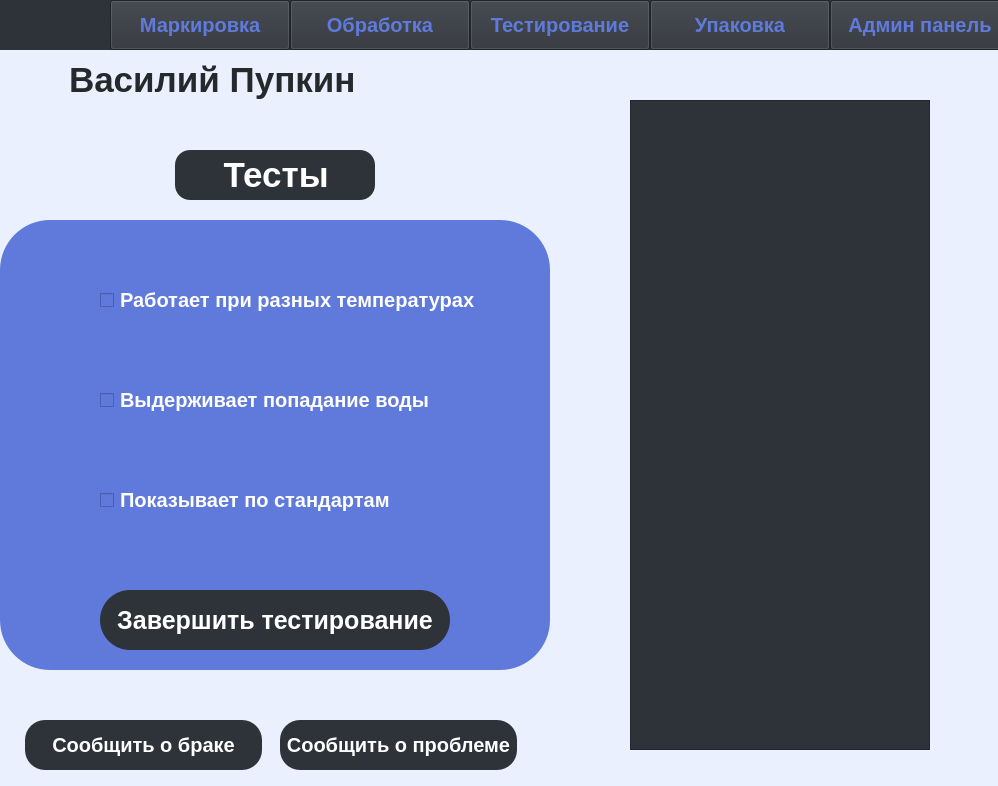
Old version of the form GUI/Tests.ui in the repository damirian174/RFID-marks.
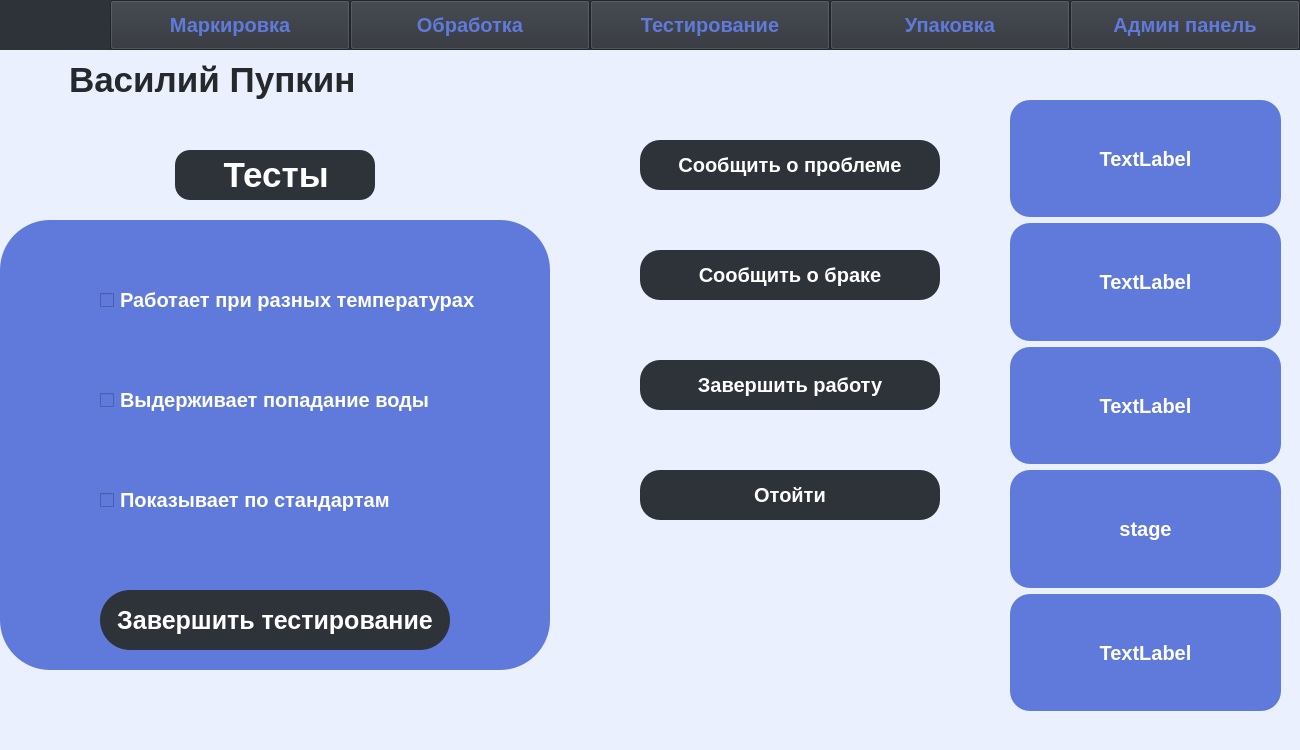
New version of the form. Icons and pictures are not drawn.

Patch:
```diff
--- a/GUI/Tests.ui
+++ b/GUI/Tests.ui
@@ -6,8 +6,8 @@
    <rect>
     <x>0</x>
     <y>0</y>
-    <width>998</width>
-    <height>786</height>
+    <width>1300</width>
+    <height>750</height>
    </rect>
   </property>
   <property name="windowTitle">
@@ -96,26 +96,6 @@
         <string>     Тесты</string>
        </property>
       </widget>
-      <widget class="QPushButton" name="pushButton_3">
-       <property name="geometry">
-        <rect>
-         <x>25</x>
-         <y>600</y>
-         <width>237</width>
-         <height>50</height>
-        </rect>
-       </property>
-       <property name="styleSheet">
-        <string notr="true">background-color: #2E3239;
-color: rgb(255, 255, 255);
-border-radius: 20px;
-font: 20px;
-font-weight: 700;</string>
-       </property>
-       <property name="text">
-        <string>Сообщить о браке</string>
-       </property>
-      </widget>
       <widget class="QWidget" name="widget_7" native="true">
        <property name="geometry">
         <rect>
@@ -201,26 +181,6 @@
         </property>
        </widget>
       </widget>
-      <widget class="QPushButton" name="pushButton_4">
-       <property name="geometry">
-        <rect>
-         <x>280</x>
-         <y>600</y>
-         <width>237</width>
-         <height>50</height>
-        </rect>
-       </property>
-       <property name="styleSheet">
-        <string notr="true">background-color: #2E3239;
-color: rgb(255, 255, 255);
-border-radius: 20px;
-font: 20px;
-font-weight: 700;</string>
-       </property>
-       <property name="text">
-        <string>Сообщить о проблеме</string>
-       </property>
-      </widget>
      </widget>
     </widget>
     <widget class="QWidget" name="widget_4" native="true">
@@ -232,17 +192,84 @@
        <height>750</height>
       </rect>
      </property>
-     <widget class="QTableView" name="tableView">
+     <widget class="QPushButton" name="pushButton_9">
       <property name="geometry">
        <rect>
-        <x>80</x>
-        <y>50</y>
+        <x>90</x>
+        <y>310</y>
         <width>300</width>
-        <height>650</height>
+        <height>50</height>
        </rect>
       </property>
       <property name="styleSheet">
-       <string notr="true">background-color: #2E3239;</string>
+       <string notr="true">background-color: #2E3239;
+color: rgb(255, 255, 255);
+border-radius: 20px;
+font: 20px;
+font-weight: 700;</string>
+      </property>
+      <property name="text">
+       <string>Завершить работу</string>
+      </property>
+     </widget>
+     <widget class="QPushButton" name="pushButton_4">
+      <property name="geometry">
+       <rect>
+        <x>90</x>
+        <y>90</y>
+        <width>300</width>
+        <height>50</height>
+       </rect>
+      </property>
+      <property name="styleSheet">
+       <string notr="true">background-color: #2E3239;
+color: rgb(255, 255, 255);
+border-radius: 20px;
+font: 20px;
+font-weight: 700;</string>
+      </property>
+      <property name="text">
+       <string>Сообщить о проблеме</string>
+      </property>
+     </widget>
+     <widget class="QPushButton" name="pushButton_3">
+      <property name="geometry">
+       <rect>
+        <x>90</x>
+        <y>200</y>
+        <width>300</width>
+        <height>50</height>
+       </rect>
+      </property>
+      <property name="styleSheet">
+       <string notr="true">background-color: #2E3239;
+color: rgb(255, 255, 255);
+border-radius: 20px;
+font: 20px;
+font-weight: 700;</string>
+      </property>
+      <property name="text">
+       <string>Сообщить о браке</string>
+      </property>
+     </widget>
+     <widget class="QPushButton" name="pushButton_15">
+      <property name="geometry">
+       <rect>
+        <x>90</x>
+        <y>420</y>
+        <width>300</width>
+        <height>50</height>
+       </rect>
+      </property>
+      <property name="styleSheet">
+       <string notr="true">background-color: #2E3239;
+color: rgb(255, 255, 255);
+border-radius: 20px;
+font: 20px;
+font-weight: 700;</string>
+      </property>
+      <property name="text">
+       <string>Отойти</string>
       </property>
      </widget>
     </widget>
@@ -252,7 +279,7 @@
      <rect>
       <x>0</x>
       <y>0</y>
-      <width>1000</width>
+      <width>1300</width>
       <height>50</height>
      </rect>
     </property>
@@ -268,7 +295,7 @@
       <rect>
        <x>110</x>
        <y>0</y>
-       <width>180</width>
+       <width>240</width>
        <height>50</height>
       </rect>
      </property>
@@ -279,9 +306,9 @@
     <widget class="QPushButton" name="pushButton_2">
      <property name="geometry">
       <rect>
-       <x>470</x>
+       <x>590</x>
        <y>0</y>
-       <width>180</width>
+       <width>240</width>
        <height>50</height>
       </rect>
      </property>
@@ -295,35 +322,22 @@
     <widget class="QPushButton" name="pushButton_5">
      <property name="geometry">
       <rect>
-       <x>650</x>
-       <y>0</y>
-       <width>180</width>
-       <height>50</height>
-      </rect>
-     </property>
-     <property name="text">
-      <string>Упаковка</string>
-     </property>
-    </widget>
-    <widget class="QPushButton" name="pushButton_6">
-     <property name="geometry">
-      <rect>
        <x>830</x>
        <y>0</y>
-       <width>180</width>
+       <width>240</width>
        <height>50</height>
       </rect>
      </property>
      <property name="text">
-      <string>Админ панель</string>
+      <string>Упаковка</string>
      </property>
     </widget>
     <widget class="QPushButton" name="pushButton_8">
      <property name="geometry">
       <rect>
-       <x>290</x>
+       <x>350</x>
        <y>0</y>
-       <width>180</width>
+       <width>240</width>
        <height>50</height>
       </rect>
      </property>
@@ -356,6 +370,135 @@
        <pixmap>Метран.jpg</pixmap>
       </property>
      </widget>
+    </widget>
+    <widget class="QPushButton" name="pushButton_6">
+     <property name="geometry">
+      <rect>
+       <x>1070</x>
+       <y>0</y>
+       <width>230</width>
+       <height>50</height>
+      </rect>
+     </property>
+     <property name="text">
+      <string>Админ панель</string>
+     </property>
+    </widget>
+   </widget>
+   <widget class="QWidget" name="widget_9" native="true">
+    <property name="geometry">
+     <rect>
+      <x>1000</x>
+      <y>50</y>
+      <width>301</width>
+      <height>711</height>
+     </rect>
+    </property>
+    <property name="styleSheet">
+     <string notr="true">background-color: rgb(235, 240, 255);</string>
+    </property>
+    <widget class="QWidget" name="verticalLayoutWidget">
+     <property name="geometry">
+      <rect>
+       <x>10</x>
+       <y>50</y>
+       <width>271</width>
+       <height>611</height>
+      </rect>
+     </property>
+     <layout class="QVBoxLayout" name="verticalLayout">
+      <property name="sizeConstraint">
+       <enum>QLayout::SizeConstraint::SetMaximumSize</enum>
+      </property>
+      <item>
+       <widget class="QLabel" name="serial">
+        <property name="styleSheet">
+         <string notr="true">background-color: #5F7ADB;
+color: rgb(255, 255, 255);
+border-radius: 20px;
+font: 20px;
+font-weight: 700;</string>
+        </property>
+        <property name="text">
+         <string>TextLabel</string>
+        </property>
+        <property name="alignment">
+         <set>Qt::AlignmentFlag::AlignCenter</set>
+        </property>
+       </widget>
+      </item>
+      <item>
+       <widget class="QLabel" name="name">
+        <property name="styleSheet">
+         <string notr="true">background-color: #5F7ADB;
+color: rgb(255, 255, 255);
+border-radius: 20px;
+font: 20px;
+font-weight: 700;</string>
+        </property>
+        <property name="text">
+         <string>TextLabel</string>
+        </property>
+        <property name="alignment">
+         <set>Qt::AlignmentFlag::AlignCenter</set>
+        </property>
+       </widget>
+      </item>
+      <item>
+       <widget class="QLabel" name="defective">
+        <property name="styleSheet">
+         <string notr="true">background-color: #5F7ADB;
+color: rgb(255, 255, 255);
+border-radius: 20px;
+font: 20px;
+font-weight: 700;</string>
+        </property>
+        <property name="text">
+         <string>TextLabel</string>
+        </property>
+        <property name="alignment">
+         <set>Qt::AlignmentFlag::AlignCenter</set>
+        </property>
+       </widget>
+      </item>
+      <item>
+       <widget class="QLabel" name="stage">
+        <property name="layoutDirection">
+         <enum>Qt::LayoutDirection::LeftToRight</enum>
+        </property>
+        <property name="styleSheet">
+         <string notr="true">background-color: #5F7ADB;
+color: rgb(255, 255, 255);
+border-radius: 20px;
+font: 20px;
+font-weight: 700;</string>
+        </property>
+        <property name="text">
+         <string>stage</string>
+        </property>
+        <property name="alignment">
+         <set>Qt::AlignmentFlag::AlignCenter</set>
+        </property>
+       </widget>
+      </item>
+      <item>
+       <widget class="QLabel" name="sector">
+        <property name="styleSheet">
+         <string notr="true">background-color: #5F7ADB;
+color: rgb(255, 255, 255);
+border-radius: 20px;
+font: 20px;
+font-weight: 700;</string>
+        </property>
+        <property name="text">
+         <string>TextLabel</string>
+        </property>
+        <property name="alignment">
+         <set>Qt::AlignmentFlag::AlignCenter</set>
+        </property>
+       </widget>
+      </item>
+     </layout>
     </widget>
    </widget>
   </widget>
```
